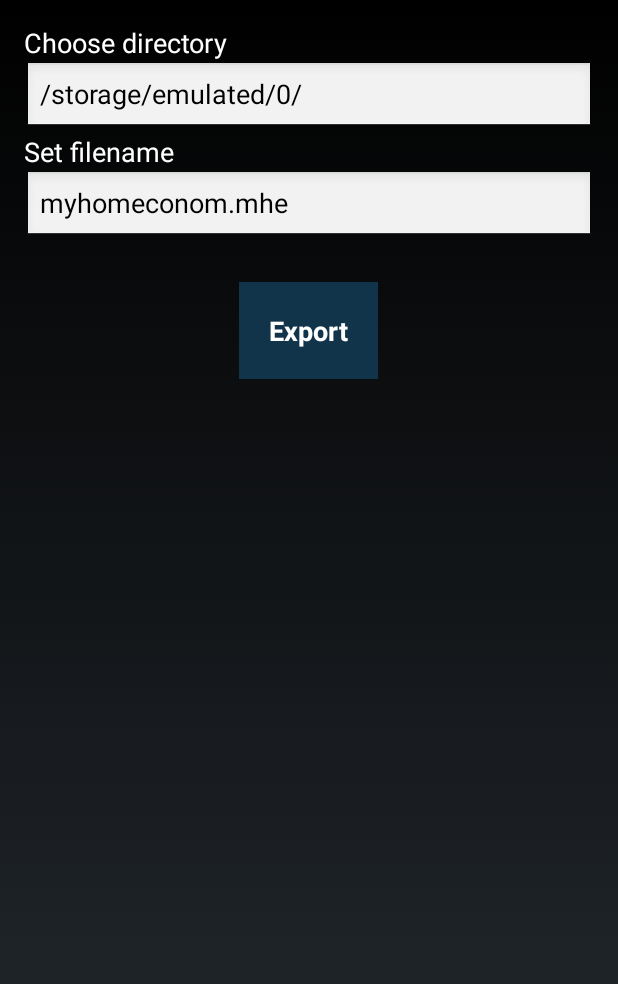
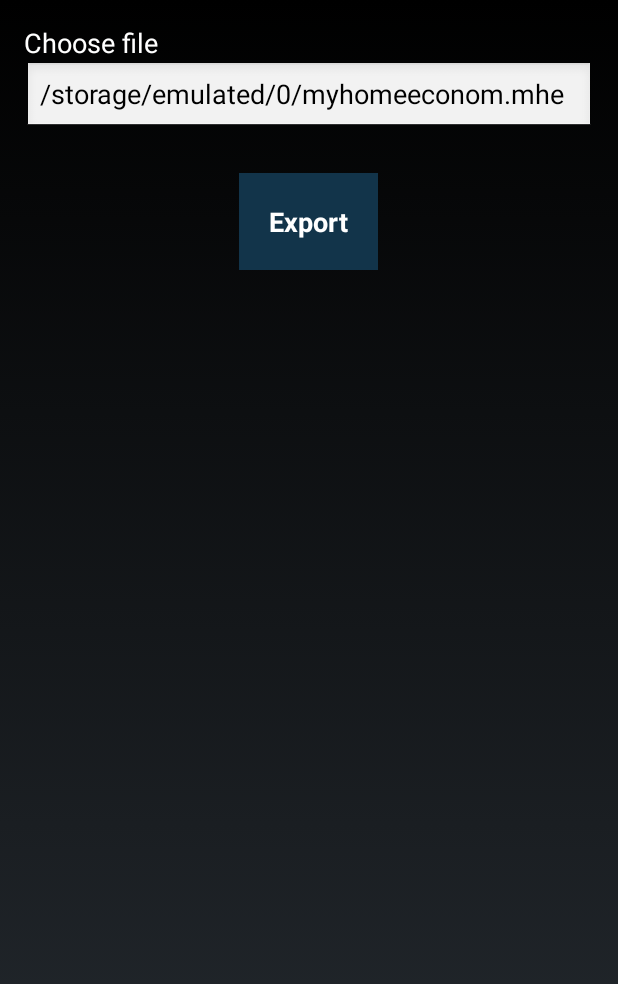
Before and after one commit to marc-kase/HomeEconomist, an Android app: the SaveFileActivity screen opened directly, with no data from a screen before it, on a phone screen of 412 x 824 dp. Shown: the top 984 px of the screen. Run offline under Robolectric (Android 15) with nearby library versions, the phone set to English and light mode, and no system bars; network calls fail.

Commit message:
Refactored open file dialog

```diff
--- a/app/build.gradle
+++ b/app/build.gradle
@@ -11,7 +11,7 @@ android {
         applicationId "kz.gereski.m.homebank"
         minSdkVersion 16
         targetSdkVersion 23
-        versionCode 22
+        versionCode 23
         versionName '0.2'
     }
     buildTypes {
--- a/app/src/main/java/kz/gereski/m/homebank/CalendarPageActivity.java
+++ b/app/src/main/java/kz/gereski/m/homebank/CalendarPageActivity.java
@@ -102,10 +102,9 @@ public class CalendarPageActivity extends Activity {
         TextView tPredictCredit = (TextView) findViewById(R.id.textPredictCredit);
 
         String m = monthName.getText().toString();
-        String currentMonth = m;
 
-        int month = Arrays.asList(rusMonths1).indexOf((currentMonth.split("\\s")[0])) + 1;
-        int year = Integer.parseInt(currentMonth.split("\\s")[1]);
+        int month = Arrays.asList(rusMonths1).indexOf((m.split("\\s")[0])) + 1;
+        int year = Integer.parseInt(m.split("\\s")[1]);
 
         int numDays = 1;
         Calendar c = Calendar.getInstance();
--- a/app/src/main/java/kz/gereski/m/homebank/SaveFileActivity.java
+++ b/app/src/main/java/kz/gereski/m/homebank/SaveFileActivity.java
@@ -20,13 +20,16 @@ import kz.gereski.m.homebank.util.SimpleFileDialog;
 
 public class SaveFileActivity extends Activity {
 
+    public final String defaultFile = "myhomeeconom.mhe";
+    public final String defaultDir = "/storage/emulated/0/";
+
     @Override
     protected void onCreate(Bundle savedInstanceState) {
         super.onCreate(savedInstanceState);
         setContentView(R.layout.activity_save_file);
 
         final EditText etFolder = (EditText) findViewById(R.id.etFolder);
-        final EditText etFilename = (EditText) findViewById(R.id.etFilename);
+//        final EditText etFilename = (EditText) findViewById(R.id.etFilename);
 
         etFolder.setOnClickListener(new View.OnClickListener() {
             @Override
@@ -35,15 +38,12 @@ public class SaveFileActivity extends Activity {
             }
         });
 
-//        etFolder.setText("/storage/extSdCard/MyHomeEcono");
-//        etFilename.setText(new Date().getTime() + ".txt");
-
         Button btSave = (Button) findViewById(R.id.btSave);
         btSave.setOnClickListener(new View.OnClickListener() {
             @Override
             public void onClick(View v) {
                 try {
-                    saveFile(etFolder.getText().toString() + "/" + etFilename.getText().toString());
+                    saveFile(etFolder.getText().toString()/* + "/" + etFilename.getText().toString()*/);
                 } catch (IOException | ParseException e) {
                     e.printStackTrace();
                 }
@@ -93,7 +93,9 @@ public class SaveFileActivity extends Activity {
     private void chooseDir(final EditText etFolder) {
         SimpleFileDialog fileOpenDialog = new SimpleFileDialog(
                 SaveFileActivity.this,
-                "FolderChoose",
+//                "FolderChoose",
+                "FileSave",
+                defaultFile,
                 new SimpleFileDialog.SimpleFileDialogListener() {
                     @Override
                     public void onChosenDir(String chosenDir) {
@@ -101,7 +103,7 @@ public class SaveFileActivity extends Activity {
                     }
                 }
         );
-        fileOpenDialog.default_file_name = etFolder.getText().toString();
-        fileOpenDialog.chooseFile_or_Dir(fileOpenDialog.default_file_name);
+        fileOpenDialog.default_file_name = defaultDir;
+        fileOpenDialog.chooseFile_or_Dir(defaultDir);
     }
 }
--- a/app/src/main/res/layout/activity_save_file.xml
+++ b/app/src/main/res/layout/activity_save_file.xml
@@ -14,7 +14,7 @@
         android:id="@+id/txtFolder"
         android:layout_width="match_parent"
         android:layout_height="wrap_content"
-        android:text="@string/choose_dir"
+        android:text="@string/choose_file"
         android:textAppearance="?android:attr/textAppearanceMedium" />
 
     <EditText
@@ -24,25 +24,26 @@
         android:clickable="true"
         android:editable="false"
         android:focusable="false"
-        android:text="/storage/emulated/0/" />
+        android:text="/storage/emulated/0/myhomeeconom.mhe" />
 
-    <TextView
+<!--    <TextView
         android:id="@+id/txtFilename"
         android:layout_width="wrap_content"
         android:layout_height="wrap_content"
         android:text="@string/set_filename"
-        android:textAppearance="?android:attr/textAppearanceMedium" />
+        android:textAppearance="?android:attr/textAppearanceMedium" />-->
 
-    <EditText
+<!--    <EditText
         android:id="@+id/etFilename"
         android:layout_width="match_parent"
         android:layout_height="wrap_content"
-        android:text="myhomeconom.mhe" />
+        android:text="myhomeconom.mhe" />-->
 
     <Space
         android:layout_width="match_parent"
         android:layout_height="40px" />
 
+        <!--android:text="@string/export_string" -->
     <Button
         android:id="@+id/btSave"
         android:layout_width="wrap_content"
@@ -53,6 +54,7 @@
         android:textColor="#ffffff"
         android:background="#12344a"
         android:padding="20sp"
-        android:text="@string/export_string" />
+        android:text="@string/export_string"
+        />
 
 </LinearLayout>
```
Also changed, not shown: app/src/main/java/kz/gereski/m/homebank/OpenFileActivity.java (+6 -3 lines), app/src/main/java/kz/gereski/m/homebank/util/SimpleFileDialog.java (+41 -17 lines), app/src/main/res/values/strings.xml (+8 -0 lines), 4 other files.
